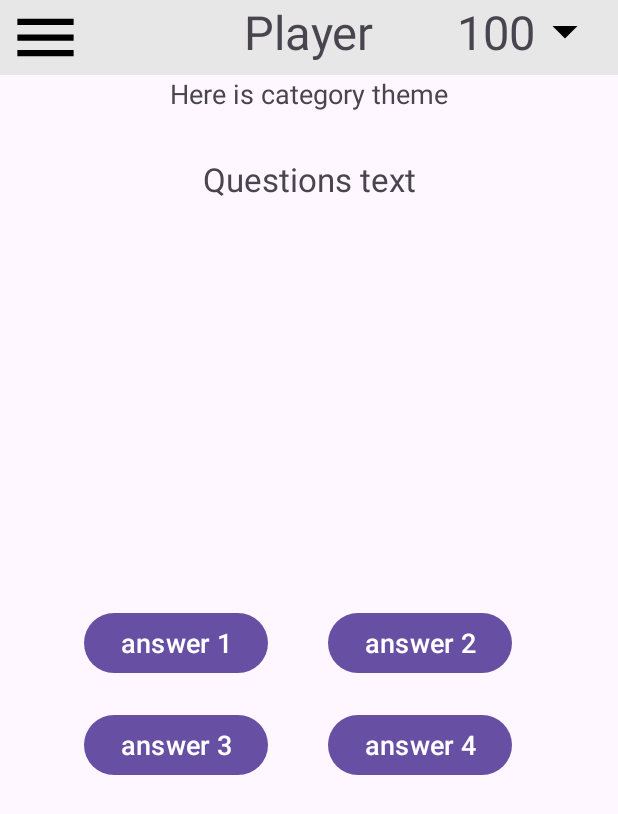
After one commit to Miha1112/Historical_Garden, an Android app: the PlayActivity screen opened directly, with no data from a screen before it, on a phone screen of 412 x 824 dp. The commit adds this screen. Shown: the top 814 px of the screen. Run offline under Robolectric (Android 15) with nearby library versions, the phone set to English and light mode, and no system bars.

Commit message:
add questions activity

```diff
--- a/app/build.gradle
+++ b/app/build.gradle
@@ -33,9 +33,6 @@ dependencies {
     implementation 'androidx.appcompat:appcompat:1.6.1'
     implementation 'com.google.android.material:material:1.5.0'
     implementation 'androidx.constraintlayout:constraintlayout:2.1.4'
-    implementation 'com.google.firebase:firebase-analytics:21.4.0'
-    implementation 'com.google.android.gms:play-services-ads:22.4.0'
-    implementation 'com.google.firebase:firebase-crashlytics:18.3.2'
     testImplementation 'junit:junit:4.13.2'
     androidTestImplementation 'androidx.test.ext:junit:1.1.5'
     androidTestImplementation 'androidx.test.espresso:espresso-core:3.5.1'
--- /dev/null
+++ b/app/src/main/res/layout/activity_play.xml
@@ -0,0 +1,123 @@
+<?xml version="1.0" encoding="utf-8"?>
+<RelativeLayout xmlns:android="http://schemas.android.com/apk/res/android"
+    xmlns:app="http://schemas.android.com/apk/res-auto"
+    xmlns:tools="http://schemas.android.com/tools"
+    android:layout_width="match_parent"
+    android:layout_height="match_parent"
+    tools:context=".PlayActivity">
+    <RelativeLayout
+        android:layout_width="wrap_content"
+        android:layout_alignParentTop="true"
+        android:id="@+id/top_menu"
+        android:background="#E7E7E7"
+        android:layout_height="wrap_content">
+        <ImageView
+            android:layout_width="wrap_content"
+            android:layout_height="wrap_content"
+            android:id="@+id/menu_btn"
+            android:layout_alignParentStart="true"
+            android:paddingLeft="5dp"
+            android:src="@drawable/menu_spr"/>
+        <TextView
+            android:layout_width="wrap_content"
+            android:layout_height="wrap_content"
+            android:text="Player"
+            android:layout_centerHorizontal="true"
+            android:textSize="14pt"
+            android:id="@+id/player_name"/>
+        <RelativeLayout
+            android:layout_width="wrap_content"
+            android:layout_alignParentEnd="true"
+            android:id="@+id/score_layout"
+            android:layout_marginEnd="15dp"
+            android:layout_height="wrap_content">
+            <TextView
+                android:layout_width="wrap_content"
+                android:layout_height="wrap_content"
+                android:id="@+id/score_text"
+                android:text="100"
+                android:textSize="14pt" />
+            <ImageView
+                android:layout_width="wrap_content"
+                android:layout_height="wrap_content"
+                android:id="@+id/more_score"
+                android:layout_centerVertical="true"
+                android:layout_toEndOf="@id/score_text"
+                android:src="@drawable/baseline_arrow_drop_down_24"
+                />
+
+        </RelativeLayout>
+
+    </RelativeLayout>
+    <RelativeLayout
+        android:layout_width="wrap_content"
+        android:layout_height="wrap_content"
+        android:id="@+id/theme_header"
+        android:layout_below="@+id/top_menu"
+        android:layout_centerInParent="true"
+        >
+        <TextView
+            android:layout_width="wrap_content"
+            android:layout_height="wrap_content"
+            android:id="@+id/theme_name"
+            android:layout_centerInParent="true"
+            android:textSize="8pt"
+            android:text="Here is category theme"/>
+    </RelativeLayout>
+    <RelativeLayout
+        android:layout_width="wrap_content"
+        android:layout_height="wrap_content"
+        android:layout_below="@id/theme_header"
+        android:layout_centerInParent="true"
+        android:layout_marginTop="30dp"
+        android:id="@+id/main_questions_block">
+        <TextView
+            android:layout_width="300dp"
+            android:layout_height="300dp"
+            android:id="@+id/questions_text"
+            android:textSize="10pt"
+            android:textStyle="normal"
+            android:textAlignment="center"
+            android:text="Questions text"/>
+        <RelativeLayout
+            android:layout_width="wrap_content"
+            android:layout_height="wrap_content"
+            android:layout_below="@id/questions_text"
+            android:id="@+id/answer_button_block">
+            <Button
+                android:layout_width="wrap_content"
+                android:layout_height="wrap_content"
+                android:text="answer 1"
+                android:id="@+id/quest_answer"
+                android:textSize="8pt"/>
+            <Button
+                android:layout_width="wrap_content"
+                android:layout_height="wrap_content"
+                android:layout_toEndOf="@id/quest_answer"
+                android:layout_marginLeft="40dp"
+                android:text="answer 2"
+                android:id="@+id/quest_answer1"
+                android:textSize="8pt"/>
+            <Button
+                android:layout_width="wrap_content"
+                android:layout_height="wrap_content"
+                android:layout_below="@id/quest_answer"
+                android:layout_marginTop="20dp"
+                android:text="answer 3"
+                android:id="@+id/quest_answer2"
+                android:textSize="8pt"/>
+            <Button
+                android:layout_width="wrap_content"
+                android:layout_height="wrap_content"
+                android:text="answer 4"
+                android:layout_below="@id/quest_answer1"
+                android:layout_marginTop="20dp"
+                android:layout_toEndOf="@id/quest_answer2"
+                android:layout_marginLeft="40dp"
+                android:id="@+id/quest_answer3"
+                android:textSize="8pt"/>
+        </RelativeLayout>
+
+    </RelativeLayout>
+
+</RelativeLayout>
```
Also changed, not shown: app/src/main/AndroidManifest.xml (+6 -2 lines), app/src/main/java/com/dev/galagan/historicalgarden/Answer.java (added, +27 -0 lines), app/src/main/java/com/dev/galagan/historicalgarden/MainActivity.java (+49 -13 lines), app/src/main/java/com/dev/galagan/historicalgarden/PlayActivity.java (added, +69 -0 lines), app/src/main/java/com/dev/galagan/historicalgarden/Questions.java (added, +27 -0 lines), app/src/main/res/raw/personality.json (added, +67 -0 lines), app/src/main/res/raw/player_score.json (+9 -0 lines).
